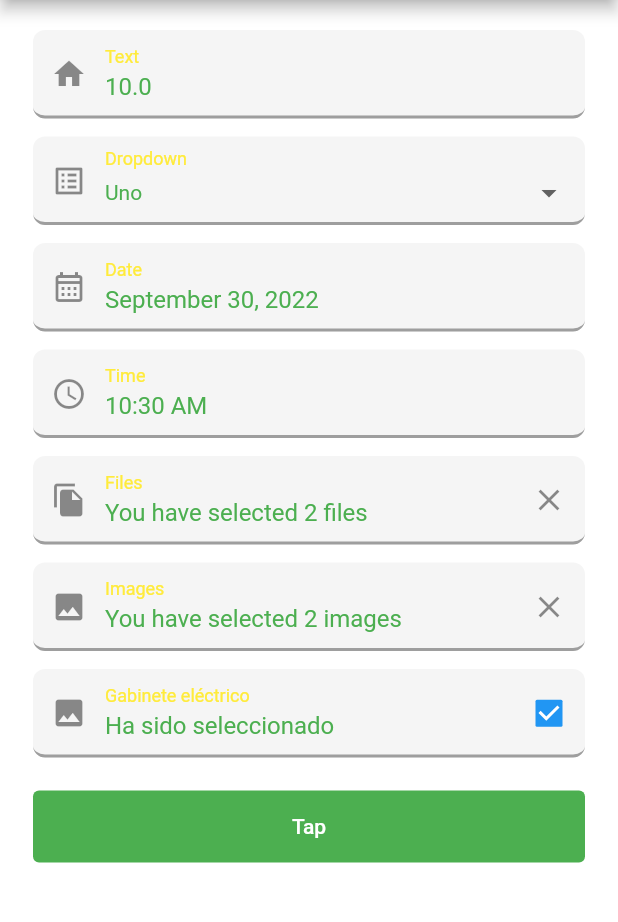
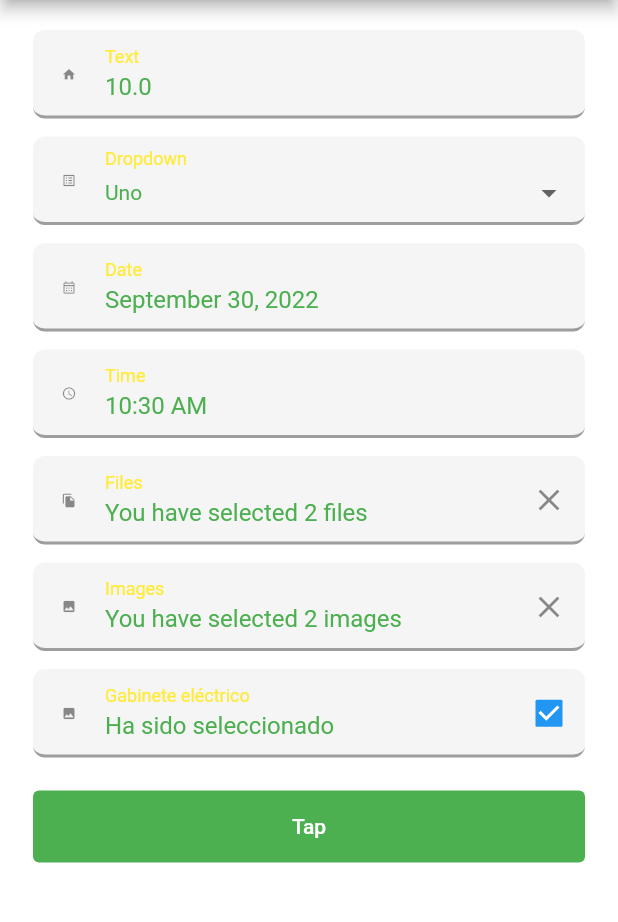
Before and after one commit to Devsoft-Arg/input_form, a Flutter app: the screen it shows after launch, on a phone screen of 412 x 824 dp, the part 84-1006 px from its top. Run offline on Flutter 3.47's test engine with Material 2 defaults, Android fonts, the phone set to English and light mode, and no system bars; our stand-ins replace file_picker; missing offline and left inert: wechat_assets_picker.

Commit message:
feat: add leading-icon-size attribute

```diff
--- a/example/lib/main.dart
+++ b/example/lib/main.dart
@@ -21,7 +21,8 @@ class InputFormApp extends StatelessWidget {
             nullErrorText: 'You must complete the field',
             notValidErrorText: 'Not valid text',
             inputPadding: const EdgeInsets.only(bottom: 12),
-            style: TextStyle(color: Colors.green),
+            style: const TextStyle(color: Colors.green),
+            leadingIconSize: 10,
           ),
           child: Theme(
             data: Theme.of(context).copyWith(
--- a/lib/models/input_form_decoration_data.dart
+++ b/lib/models/input_form_decoration_data.dart
@@ -7,10 +7,12 @@ class InputFormDecorationData {
     this.notValidErrorText,
     this.inputPadding = EdgeInsets.zero,
     this.style,
+    this.leadingIconSize,
   });
 
   final String? nullErrorText;
   final String? notValidErrorText;
   final EdgeInsets inputPadding;
   final TextStyle? style;
+  final double? leadingIconSize;
 }
--- a/lib/widgets/checkbox_input_field.dart
+++ b/lib/widgets/checkbox_input_field.dart
@@ -69,6 +69,7 @@ class _CheckboxInputFieldState extends State<CheckboxInputField> {
   @override
   Widget build(BuildContext context) {
     final inputProvider = Provider.of<InputProvider>(context);
+    final decoration = InputFormDecoration.of(context);
     final key = GlobalKey<InputFieldState>();
 
     return InputField<bool>(
@@ -80,7 +81,7 @@ class _CheckboxInputFieldState extends State<CheckboxInputField> {
           (value ? widget.hint : widget.selectedHint) ?? widget.title,
       onTap: _onTap,
       showFloatingLabel: widget.hint != null,
-      prefixIcon: Icon(widget.icon),
+      prefixIcon: Icon(widget.icon, size: decoration.leadingIconSize),
       suffixIcon: Checkbox(
         onChanged: (value) {
           inputProvider.setData(widget.name, value);
--- a/lib/widgets/date_input_field.dart
+++ b/lib/widgets/date_input_field.dart
@@ -90,7 +90,7 @@ class _DateInputFieldState extends State<DateInputField> {
       name: widget.name,
       title: widget.title,
       hint: widget.hint,
-      prefixIcon: Icon(widget.icon),
+      prefixIcon: Icon(widget.icon, size: decoration.leadingIconSize),
       onTap: (setValue) => _onTap(setValue),
       toStringValue: (value) => widget.dateFormat.format(value),
       validator: (text) => _validator(text, decoration.nullErrorText),
--- a/lib/widgets/dropdown_input_field.dart
+++ b/lib/widgets/dropdown_input_field.dart
@@ -125,7 +125,7 @@ class _DropdownInputFieldState<T> extends State<DropdownInputField> {
               ),
               labelText: widget.title,
               hintText: widget.hint,
-              prefixIcon: Icon(widget.icon),
+              prefixIcon: Icon(widget.icon, size: decoration.leadingIconSize),
             ),
         alignment: Alignment.topCenter,
         validator: (T? text) => _validator(text, decoration),
--- a/lib/widgets/file_input_field.dart
+++ b/lib/widgets/file_input_field.dart
@@ -85,7 +85,6 @@ class _FileInputFieldState extends State<FileInputField> {
 
   @override
   Widget build(BuildContext context) {
-    final inputProvider = Provider.of<InputProvider>(context);
     final decoration = InputFormDecoration.of(context);
     final key = GlobalKey<InputFieldState>();
 
@@ -97,7 +96,7 @@ class _FileInputFieldState extends State<FileInputField> {
       hint: widget.hint,
       onTap: _onTap,
       toStringValue: (value) => widget.selectedHint(value.length),
-      prefixIcon: Icon(widget.icon),
+      prefixIcon: Icon(widget.icon, size: decoration.leadingIconSize),
       suffixIcon: selectedFiles.isNotEmpty
           ? IconButton(
               onPressed: () {
--- a/lib/widgets/image_input_field.dart
+++ b/lib/widgets/image_input_field.dart
@@ -96,7 +96,7 @@ class _ImageInputFieldState extends State<ImageInputField> {
       hint: widget.hint,
       onTap: _onTap,
       toStringValue: (value) => widget.selectedHint(value.length),
-      prefixIcon: Icon(widget.icon),
+      prefixIcon: Icon(widget.icon, size: decoration.leadingIconSize),
       suffixIcon: selectedImages.isNotEmpty
           ? IconButton(
               onPressed: () {
--- a/lib/widgets/text_input_field.dart
+++ b/lib/widgets/text_input_field.dart
@@ -134,7 +134,7 @@ class _TextInputFieldState<T> extends State<TextInputField> {
             .copyWith(
               labelText: widget.title,
               hintText: widget.hint,
-              prefixIcon: Icon(widget.icon),
+              prefixIcon: Icon(widget.icon, size: decoration.leadingIconSize),
               suffixIcon: _isPasswordType()
                   ? GestureDetector(
                       onTap: () => setState(() => hidden = !hidden),
--- a/lib/widgets/time_input_field.dart
+++ b/lib/widgets/time_input_field.dart
@@ -72,14 +72,13 @@ class _TimeInputFieldState extends State<TimeInputField> {
 
   @override
   Widget build(BuildContext context) {
-    final inputProvider = Provider.of<InputProvider>(context);
     final decoration = InputFormDecoration.of(context);
 
     return InputField<TimeOfDay>(
       name: widget.name,
       title: widget.title,
       hint: widget.hint,
-      prefixIcon: Icon(widget.icon),
+      prefixIcon: Icon(widget.icon, size: decoration.leadingIconSize),
       onTap: _onTap,
       validator: (text) => _validator(text, decoration.nullErrorText),
       toStringValue: (time) => time.format(context),
```
Also changed, not shown: example/pubspec.lock.
